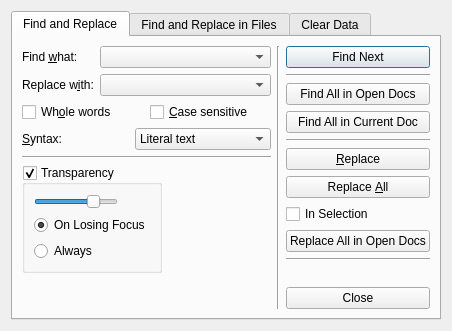
Before: the Qt Designer form CompuCell3D/Twedit++/findinfiles.ui in CompuCell3D/CompuCell3D, drawn with Qt 5.
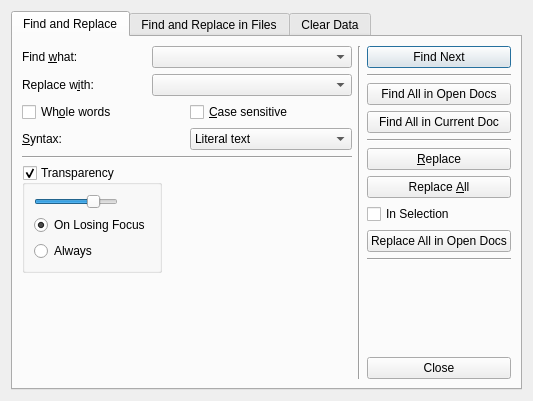
After: the same form once the commit is applied.

```diff
--- a/CompuCell3D/Twedit++/findinfiles.ui
+++ b/CompuCell3D/Twedit++/findinfiles.ui
@@ -6,8 +6,8 @@
    <rect>
     <x>0</x>
     <y>0</y>
-    <width>452</width>
-    <height>331</height>
+    <width>533</width>
+    <height>401</height>
    </rect>
   </property>
   <property name="contextMenuPolicy">
@@ -37,12 +37,6 @@
         <layout class="QVBoxLayout" name="verticalLayout_8">
          <item>
           <layout class="QGridLayout" name="_2">
-           <property name="margin">
-            <number>0</number>
-           </property>
-           <property name="spacing">
-            <number>6</number>
-           </property>
            <item row="1" column="0">
             <widget class="QLabel" name="label_2">
              <property name="text">
@@ -105,12 +99,6 @@
          </item>
          <item>
           <layout class="QHBoxLayout" name="_3">
-           <property name="spacing">
-            <number>6</number>
-           </property>
-           <property name="margin">
-            <number>0</number>
-           </property>
            <item>
             <widget class="QCheckBox" name="wholeCheckBox">
              <property name="text">
@@ -132,12 +120,6 @@
          </item>
          <item>
           <layout class="QHBoxLayout" name="_4">
-           <property name="spacing">
-            <number>6</number>
-           </property>
-           <property name="margin">
-            <number>0</number>
-           </property>
            <item>
             <widget class="QLabel" name="label_3">
              <property name="text">
@@ -267,12 +249,6 @@
        </item>
        <item>
         <layout class="QVBoxLayout" name="_5">
-         <property name="spacing">
-          <number>6</number>
-         </property>
-         <property name="margin">
-          <number>0</number>
-         </property>
          <item>
           <widget class="QPushButton" name="findNextButton">
            <property name="text">
```
